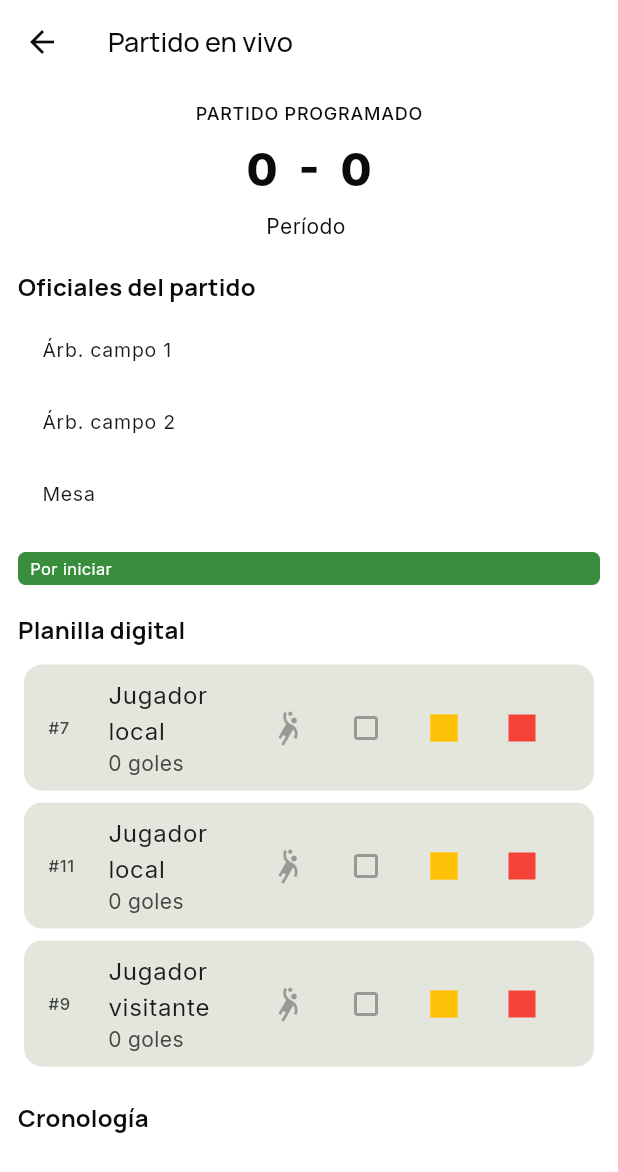
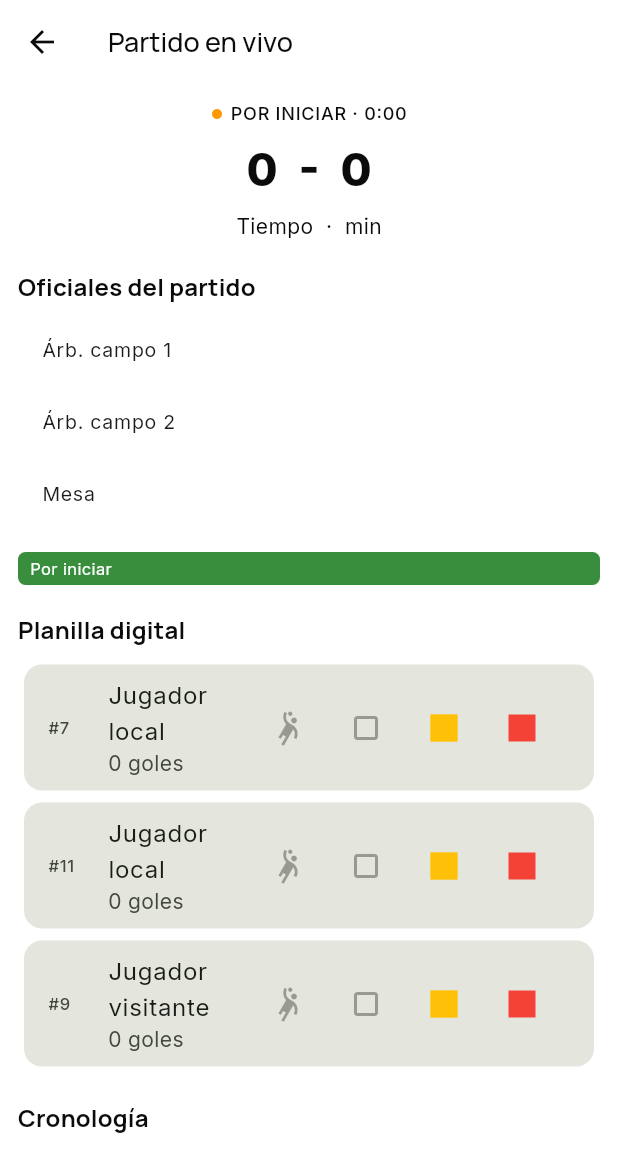
Before and after one commit to tatiana1104/handplay_demo, a Flutter app: the LiveMatchScreen screen opened directly with empty values, on a phone screen of 412 x 824 dp. Shown: the top 1172 px of the screen. Run offline on Flutter 3.47's test engine with Material 3 defaults, Android fonts, the phone set to English and light mode, and no system bars; our stand-ins replace cloud_firestore, dartz, equatable, firebase_auth, firebase_core, firebase_messaging and 5 more; accounts and stored records are empty.

Commit message:
Add match half duration and live status display

```diff
--- a/lib/features/matches/presentation/screens/live_match_screen.dart
+++ b/lib/features/matches/presentation/screens/live_match_screen.dart
@@ -40,7 +40,11 @@ class _LiveMatchScreenState extends State<LiveMatchScreen> {
     return Scaffold(
       appBar: AppBar(title: const Text('Partido en vivo')),
       body: ListView(padding: const EdgeInsets.all(12), children: [
-        Center(child: Text(_match['status'] == 'playing' ? 'EN VIVO · ${_match['elapsedSeconds'] ?? 0}:00' : 'PARTIDO PROGRAMADO', style: Theme.of(context).textTheme.labelMedium)),
+        Center(child: Row(mainAxisSize: MainAxisSize.min, children: [
+          Icon(Icons.circle, size: 8, color: _statusColor(_match['status']?.toString())),
+          const SizedBox(width: 5),
+          Text('${_statusLabel(_match['status']?.toString())} · ${_elapsedLabel()}', style: Theme.of(context).textTheme.labelMedium),
+        ])),
         const SizedBox(height: 8),
         Row(mainAxisAlignment: MainAxisAlignment.spaceEvenly, children: [
           Expanded(child: Text(home.toString(), textAlign: TextAlign.center, style: const TextStyle(fontWeight: FontWeight.w700))),
@@ -48,7 +52,7 @@ class _LiveMatchScreenState extends State<LiveMatchScreen> {
           Expanded(child: Text(away.toString(), textAlign: TextAlign.center, style: const TextStyle(fontWeight: FontWeight.w700))),
         ]),
         const SizedBox(height: 6),
-        Center(child: Text('Período ${_match['period'] ?? 1}')),
+        Center(child: Text('Tiempo ${_match['period'] ?? 1} · ${_match['halfDurationMinutes'] ?? 20} min')),
         if (_canStart && _match['status'] != 'playing' && _match['status'] != 'finished') ...[
           const SizedBox(height: 14),
           FilledButton.icon(onPressed: _startMatch, icon: const Icon(Icons.play_arrow), label: const Text('Iniciar partido')),
@@ -74,6 +78,21 @@ class _LiveMatchScreenState extends State<LiveMatchScreen> {
     );
   }
 
+  String _statusLabel(String? status) {
+    switch (status) {
+      case 'playing': return 'EN VIVO';
+      case 'finished': return 'FINALIZADO';
+      default: return 'POR INICIAR';
+    }
+  }
+
+  Color _statusColor(String? status) => status == 'playing' ? Colors.green : status == 'finished' ? Colors.blueGrey : Colors.orange;
+
+  String _elapsedLabel() {
+    final seconds = (_match['elapsedSeconds'] as num?)?.toInt() ?? 0;
+    return '${seconds ~/ 60}:${(seconds % 60).toString().padLeft(2, '0')}';
+  }
+
   Widget _section(String title, List<Widget> children) => Column(crossAxisAlignment: CrossAxisAlignment.start, children: [Text(title, style: Theme.of(context).textTheme.titleMedium?.copyWith(fontWeight: FontWeight.w700)), const SizedBox(height: 7), ...children]);
   Widget _official(String role, dynamic name) => ListTile(dense: true, title: Text(role), trailing: Text(name?.toString() ?? 'Sin asignar'));
   Widget _playerRow(String number, String name, int goals) => Card(child: ListTile(leading: Text(number), title: Text(name), subtitle: Text('$goals goles'), trailing: Wrap(spacing: 4, children: [IconButton(onPressed: null, icon: const Icon(Icons.sports_handball)), IconButton(onPressed: null, icon: const Icon(Icons.crop_square)), IconButton(onPressed: null, icon: const Icon(Icons.square, color: Colors.amber)), IconButton(onPressed: null, icon: const Icon(Icons.square, color: Colors.red))])));
--- a/lib/features/tournaments/presentation/screens/tournament_detail_screen.dart
+++ b/lib/features/tournaments/presentation/screens/tournament_detail_screen.dart
@@ -190,6 +190,7 @@ class _NewMatchScreenState extends State<_NewMatchScreen> {
   String? _refereeTwo;
   String? _timekeeper;
   String? _scorer;
+  int _halfDurationMinutes = 20;
   List<Map<String, dynamic>> _teamOptions = [];
   List<Map<String, String>> _refereeOptions = [];
   bool _saving = false;
@@ -226,7 +227,7 @@ class _NewMatchScreenState extends State<_NewMatchScreen> {
         'awayTeam': _away, 'awayTeamName': _teamName(_away), 'awayTeamColor': _teamColor(_away),
         'date': Timestamp.fromDate(matchDate), 'venue': _venue.text.trim(),
         'refereeOne': _refereeOne, 'refereeTwo': _refereeTwo, 'timekeeper': _timekeeper, 'scorer': _scorer,
-        'status': 'scheduled', 'createdAt': FieldValue.serverTimestamp(),
+        'status': 'scheduled', 'halfDurationMinutes': _halfDurationMinutes, 'createdAt': FieldValue.serverTimestamp(),
       });
       if (mounted) Navigator.of(context).pop();
     } on FirebaseException catch (error) {
@@ -298,6 +299,8 @@ class _NewMatchScreenState extends State<_NewMatchScreen> {
             ListTile(title: Text(_date == null ? 'Fecha' : '${_date!.day.toString().padLeft(2, '0')}/${_date!.month.toString().padLeft(2, '0')}/${_date!.year}'), trailing: const Icon(Icons.calendar_today), onTap: () async { final value = await showDatePicker(context: context, firstDate: DateTime.now(), lastDate: DateTime.now().add(const Duration(days: 365)), initialDate: DateTime.now()); if (value != null) setState(() => _date = value); }),
             ListTile(title: Text(_time == null ? 'Hora' : _time!.format(context)), trailing: const Icon(Icons.schedule), onTap: () async { final value = await showTimePicker(context: context, initialTime: TimeOfDay.now()); if (value != null) setState(() => _time = value); }),
             TextFormField(controller: _venue, decoration: const InputDecoration(labelText: 'Sede / cancha', border: OutlineInputBorder())),
+            const SizedBox(height: 10),
+            DropdownButtonFormField<int>(value: _halfDurationMinutes, decoration: const InputDecoration(labelText: 'Duración de cada tiempo', border: OutlineInputBorder()), items: const [15, 20, 25, 30, 35].map((minutes) => DropdownMenuItem(value: minutes, child: Text('$minutes minutos'))).toList(), onChanged: (value) => setState(() => _halfDurationMinutes = value ?? 20)),
             const SizedBox(height: 16),
             Text('Asignación de jueces', style: Theme.of(context).textTheme.titleMedium?.copyWith(fontWeight: FontWeight.w700)),
             _matchDropdown('Árbitro de campo 1', _refereeOne, refereeOptions, (value) => setState(() => _refereeOne = value)),
```
